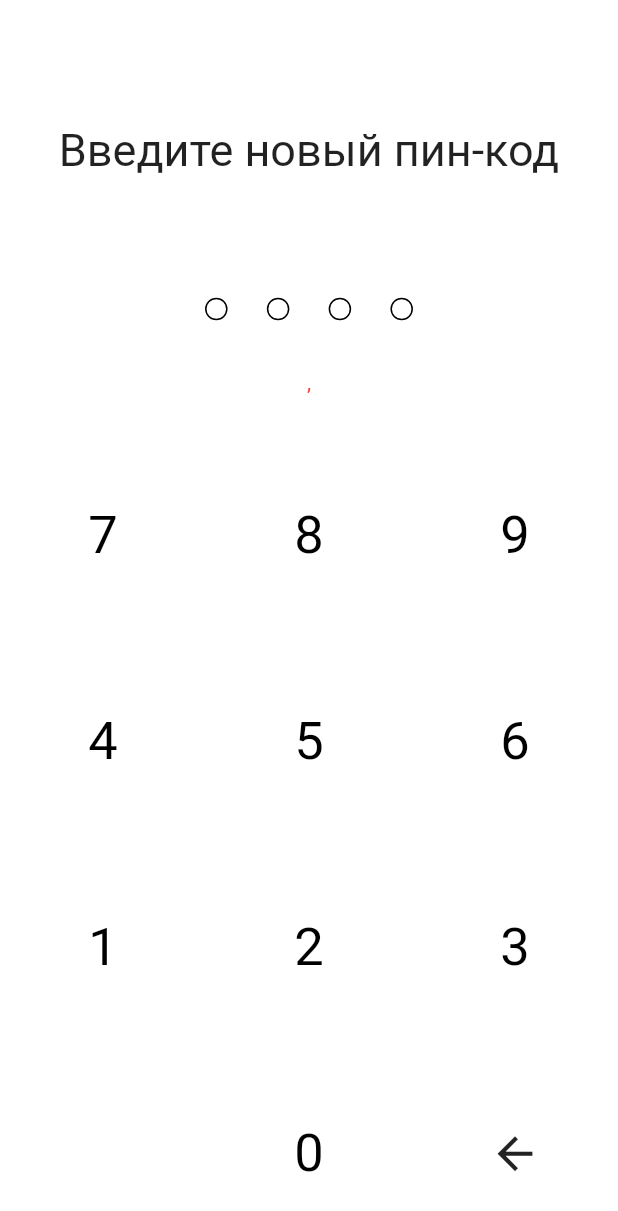
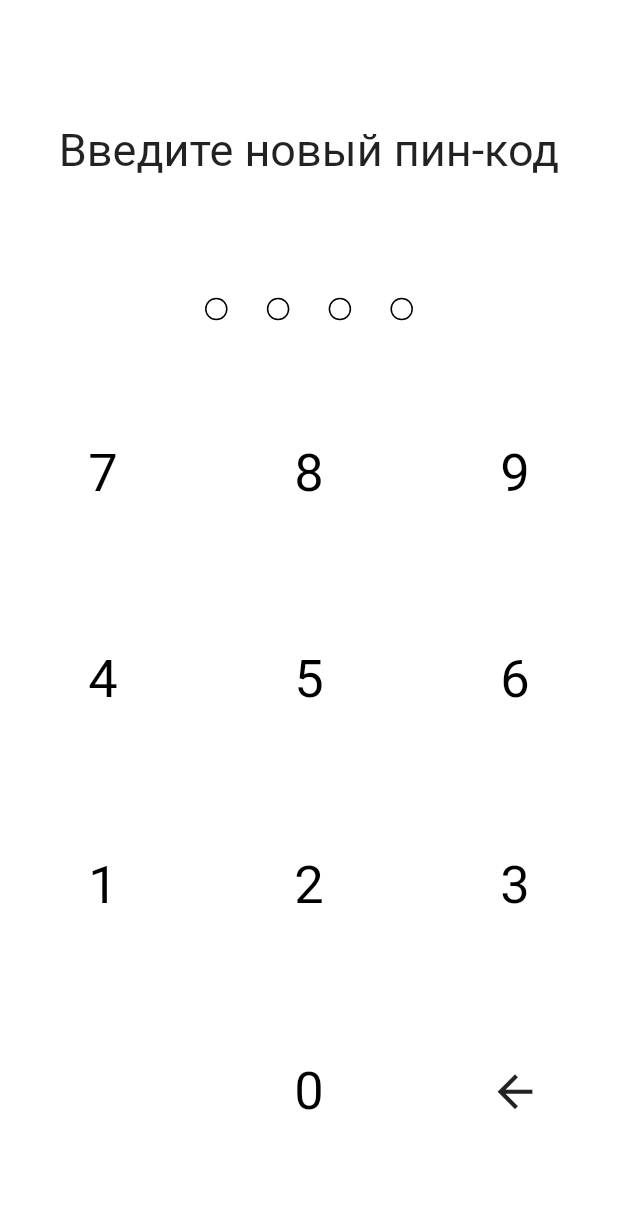
Before and after one commit to zeppelin-tt/flutter_learning, a Flutter app: the AndreevAlekseiLesson7Page widget shown alone on an empty page, opened directly, after a tap on the "arrow back" icon, on a phone screen of 412 x 824 dp. Shown: the top 1211 px of the screen. Run offline on Flutter 3.47's test engine with Material 2 defaults, Android fonts, the phone set to English and light mode, and no system bars; our stand-ins replace flutter_screenutil, flutter_svg, rxdart.

Commit message:
aleksey andreev lesson 7 fix

```diff
--- a/lib/participants/andreev_aleksei/lessons/lesson_7/andreev_aleksei_lesson_7_page.dart
+++ b/lib/participants/andreev_aleksei/lessons/lesson_7/andreev_aleksei_lesson_7_page.dart
@@ -66,18 +66,13 @@ class _AndreevAlekseiLesson7PageState extends State<AndreevAlekseiLesson7Page> {
                 ],
               ),
             ),
-            SizedBox(
-              width: 0.4.sh,
-              height: 0.1.sw,
-              child: Text(
-                '${pinCodeProvider.inputNumber}, ${pinCodeProvider.pinCode} ',
-                textAlign: TextAlign.center,
-                style: const TextStyle(
-                  color: Colors.red,
-                ),
-              ),
+            Keyboard(
+              valueChangedOnTap: (val) {pinCodeProvider.receivingDigit(val);},
+              onClean: () {
+                setState(pinCodeProvider.removingLastDigit);
+              },
+
             ),
-            const Keyboard(),
           ]),
         ),
       ),
--- a/lib/participants/andreev_aleksei/lessons/lesson_7/keyboard.dart
+++ b/lib/participants/andreev_aleksei/lessons/lesson_7/keyboard.dart
@@ -1,15 +1,17 @@
 import 'package:flutter/material.dart';
-import 'package:flutter_learning/participants/andreev_aleksei/lessons/lesson_7/pin_code_provider.dart';
-import 'package:provider/provider.dart';
 
 class Keyboard extends StatelessWidget {
+  final Function(String) valueChangedOnTap;
+  final VoidCallback onClean;
+
   const Keyboard({
     super.key,
+    required this.valueChangedOnTap,
+    required this.onClean,
   });
 
   @override
   Widget build(BuildContext context) {
-    final pinCodeProvider = context.watch<PinCodeProvider>();
 
     return Expanded(
       child: GridView(
@@ -19,7 +21,7 @@ class Keyboard extends StatelessWidget {
         children: [
           TextButton(
             onPressed: () {
-              pinCodeProvider.receivingDigit('7');
+              valueChangedOnTap('7');
             },
             style: ButtonStyle(
               overlayColor: MaterialStateProperty.all(Colors.black12),
@@ -31,7 +33,7 @@ class Keyboard extends StatelessWidget {
           ),
           TextButton(
             onPressed: () {
-              pinCodeProvider.receivingDigit('8');
+              valueChangedOnTap('8');
             },
             style: ButtonStyle(
               overlayColor: MaterialStateProperty.all(Colors.black12),
@@ -43,7 +45,7 @@ class Keyboard extends StatelessWidget {
           ),
           TextButton(
             onPressed: () {
-              pinCodeProvider.receivingDigit('9');
+              valueChangedOnTap('9');
             },
             style: ButtonStyle(
               overlayColor: MaterialStateProperty.all(Colors.black12),
@@ -55,7 +57,7 @@ class Keyboard extends StatelessWidget {
           ),
           TextButton(
             onPressed: () {
-              pinCodeProvider.receivingDigit('4');
+              valueChangedOnTap('4');
             },
             style: ButtonStyle(
               overlayColor: MaterialStateProperty.all(Colors.black12),
@@ -67,7 +69,7 @@ class Keyboard extends StatelessWidget {
           ),
           TextButton(
             onPressed: () {
-              pinCodeProvider.receivingDigit('5');
+              valueChangedOnTap('5');
             },
             style: ButtonStyle(
               overlayColor: MaterialStateProperty.all(Colors.black12),
@@ -79,7 +81,7 @@ class Keyboard extends StatelessWidget {
           ),
           TextButton(
             onPressed: () {
-              pinCodeProvider.receivingDigit('6');
+              valueChangedOnTap('6');
             },
             style: ButtonStyle(
               overlayColor: MaterialStateProperty.all(Colors.black12),
@@ -91,7 +93,7 @@ class Keyboard extends StatelessWidget {
           ),
           TextButton(
             onPressed: () {
-              pinCodeProvider.receivingDigit('1');
+              valueChangedOnTap('1');
             },
             style: ButtonStyle(
               overlayColor: MaterialStateProperty.all(Colors.black12),
@@ -103,7 +105,7 @@ class Keyboard extends StatelessWidget {
           ),
           TextButton(
             onPressed: () {
-              pinCodeProvider.receivingDigit('2');
+              valueChangedOnTap('2');
             },
             style: ButtonStyle(
               overlayColor: MaterialStateProperty.all(Colors.black12),
@@ -115,7 +117,7 @@ class Keyboard extends StatelessWidget {
           ),
           TextButton(
             onPressed: () {
-              pinCodeProvider.receivingDigit('3');
+              valueChangedOnTap('3');
             },
             style: ButtonStyle(
               overlayColor: MaterialStateProperty.all(Colors.black12),
@@ -125,19 +127,10 @@ class Keyboard extends StatelessWidget {
               style: TextStyle(fontSize: 35, color: Colors.black, fontWeight: FontWeight.normal),
             ),
           ),
-          TextButton(
-            onPressed: () {},
-            style: ButtonStyle(
-              overlayColor: MaterialStateProperty.all(Colors.black12),
-            ),
-            child: const Text(
-              '',
-              style: TextStyle(fontSize: 35, color: Colors.black, fontWeight: FontWeight.normal),
-            ),
-          ),
+          Container(),
           TextButton(
             onPressed: () {
-              pinCodeProvider.receivingDigit('0');
+              valueChangedOnTap('0');
             },
             style: ButtonStyle(
               overlayColor: MaterialStateProperty.all(Colors.black12),
@@ -148,7 +141,7 @@ class Keyboard extends StatelessWidget {
             ),
           ),
           IconButton(
-            onPressed: pinCodeProvider.clear,
+            onPressed: onClean,
             icon: const Icon(Icons.arrow_back),
             iconSize: 35,
             splashRadius: 70,
--- a/lib/participants/andreev_aleksei/lessons/lesson_7/pin_code_provider.dart
+++ b/lib/participants/andreev_aleksei/lessons/lesson_7/pin_code_provider.dart
@@ -61,26 +61,21 @@ class PinCodeProvider extends ChangeNotifier {
       inputNumber = inputNumber + digit;
       color_4 = Colors.black;
       notifyListeners();
-    }
-    else {
+    } else {
       inputNumber = inputNumber + digit;
       pinCode = inputNumber;
       inputNumber = '';
       color_4 = Colors.black;
       notifyListeners();
     }
-
   }
 
-  void clear() {
+  void newPinCode() {
+    pinCode = '';
     inputNumber = '';
+    attemptsQuantity = 3;
     dotsCleaning();
     notifyListeners();
-  }
-
-  void newPinCode(){
-    pinCode = '';
-    clear();
   }
 
   void dotsCleaning() {
@@ -95,7 +90,7 @@ class PinCodeProvider extends ChangeNotifier {
     borderColor_4 = Colors.black;
   }
 
-  void errorDots(){
+  void errorDots() {
     color_1 = Colors.red;
     color_2 = Colors.red;
     color_3 = Colors.red;
@@ -107,11 +102,25 @@ class PinCodeProvider extends ChangeNotifier {
     borderColor_4 = Colors.red;
   }
 
-  void pinCodeError(){
+  void pinCodeError() {
     attemptsQuantity--;
     error = 'Неправильный пин-код \n Осталось попыток: $attemptsQuantity';
     errorDots();
     inputNumber = '';
     notifyListeners();
   }
+
+  void removingLastDigit() {
+    inputNumber = inputNumber.substring(0, inputNumber.length - 1);
+    if (inputNumber.isEmpty) {
+      color_1 = Colors.white;
+    }
+    if (inputNumber.length == 1) {
+      color_2 = Colors.white;
+    }
+    if (inputNumber.length == 2){
+      color_3 = Colors.white;
+    }
+    notifyListeners();
+  }
 }
```
Also changed, not shown: lib/participants/andreev_aleksei/lessons/lesson_7/check_pin_code_page.dart (+12 -4 lines).
